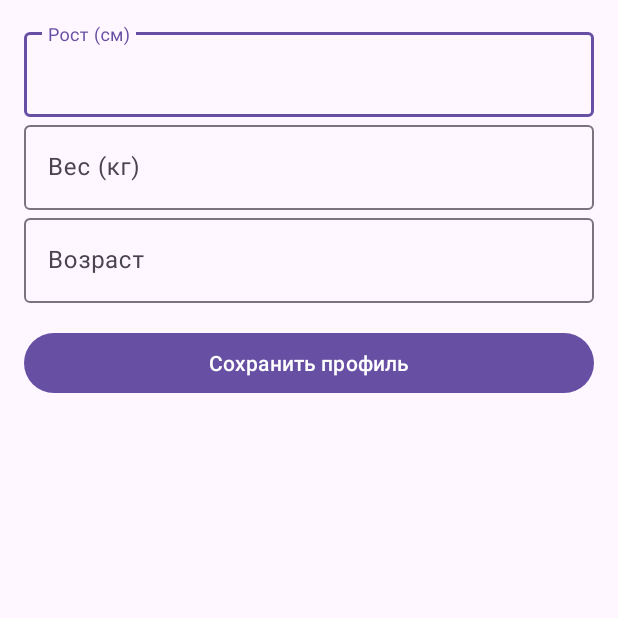
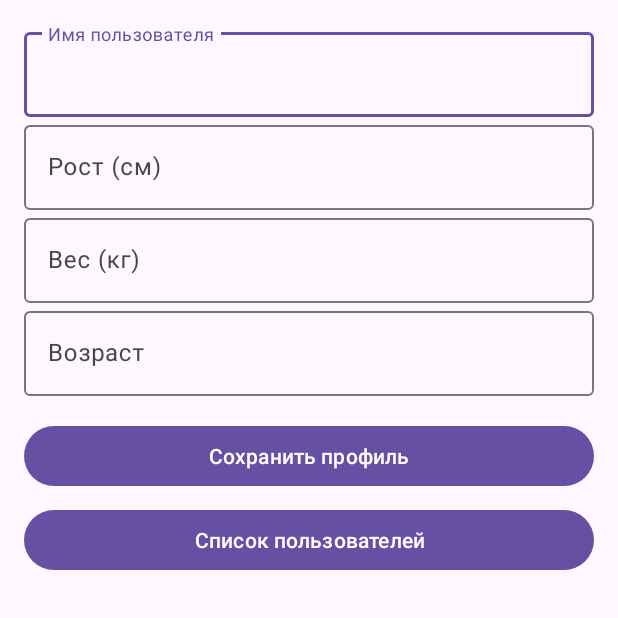
Before and after one commit to dioniskrasava/NuJo, an Android app: the screen it shows after launch (MainActivity), after a tap on "Сохранить профиль", on a phone screen of 412 x 824 dp, the top half of it. Run offline under Robolectric (Android 15) with nearby library versions, the phone set to English and light mode, and no system bars.

Commit message:
3 commit !

```diff
--- a/app/build.gradle.kts
+++ b/app/build.gradle.kts
@@ -38,6 +38,7 @@ android {
 dependencies {
 
     implementation("com.google.android.material:material:1.11.0")
+    implementation("com.google.code.gson:gson:2.10.1")
 
     implementation(libs.androidx.core.ktx)
     implementation(libs.androidx.appcompat)
--- a/app/src/main/AndroidManifest.xml
+++ b/app/src/main/AndroidManifest.xml
@@ -12,6 +12,9 @@
         android:supportsRtl="true"
         android:theme="@style/Theme.NuJo">
         <activity
+            android:name=".UserListActivity"
+            android:exported="false" />
+        <activity
             android:name=".MainActivity"
             android:exported="true">
             <intent-filter>
--- a/app/src/main/java/com/majo/nutjo/MainActivity.kt
+++ b/app/src/main/java/com/majo/nutjo/MainActivity.kt
@@ -1,101 +1,108 @@
 package com.majo.nutjo
 
+import android.content.Intent
 import android.content.SharedPreferences
 import androidx.appcompat.app.AppCompatActivity
 import android.os.Bundle
 import android.widget.Button
 import android.widget.Toast
 import com.google.android.material.textfield.TextInputEditText
+import com.google.gson.Gson
+import com.google.gson.reflect.TypeToken
 
 class MainActivity : AppCompatActivity() {
 
-    // Объявляем переменные для наших View-элементов
+    private lateinit var nameEditText: TextInputEditText
     private lateinit var heightEditText: TextInputEditText
     private lateinit var weightEditText: TextInputEditText
     private lateinit var ageEditText: TextInputEditText
     private lateinit var saveButton: Button
+    private lateinit var userListButton: Button
 
-    // Ключи для сохранения в SharedPreferences
-    private val prefsName = "UserProfilePrefs"
-    private val keyHeight = "key_height"
-    private val keyWeight = "key_weight"
-    private val keyAge = "key_age"
+    private val prefsName = "NutritionAppPrefs"
+    private val keyUsers = "key_users"
 
     override fun onCreate(savedInstanceState: Bundle?) {
         super.onCreate(savedInstanceState)
         setContentView(R.layout.activity_main)
 
-        // Находим наши View-элементы по ID и присваиваем переменным
+        initViews()
+        setupClickListeners()
+    }
+
+    private fun initViews() {
+        nameEditText = findViewById(R.id.nameEditText)
         heightEditText = findViewById(R.id.heightEditText)
         weightEditText = findViewById(R.id.weightEditText)
         ageEditText = findViewById(R.id.ageEditText)
         saveButton = findViewById(R.id.saveProfileButton)
+        userListButton = findViewById(R.id.userListButton)
+    }
 
-        // Загружаем сохраненные данные при запуске приложения
-        loadProfileData()
+    private fun setupClickListeners() {
+        saveButton.setOnClickListener {
+            saveUser()
+        }
 
-        // Вешаем обработчик нажатия на кнопку
-        saveButton.setOnClickListener {
-            saveProfileData()
+        userListButton.setOnClickListener {
+            // Переход на экран списка пользователей
+            val intent = Intent(this, UserListActivity::class.java)
+            startActivity(intent)
         }
     }
 
-    private fun saveProfileData() {
-        // Получаем текст из полей ввода и обрезаем пробелы по краям
+    private fun saveUser() {
+        val name = nameEditText.text.toString().trim()
         val heightText = heightEditText.text.toString().trim()
         val weightText = weightEditText.text.toString().trim()
         val ageText = ageEditText.text.toString().trim()
 
-        // Проверяем, что поля не пустые
-        if (heightText.isEmpty() || weightText.isEmpty() || ageText.isEmpty()) {
-            // Показываем пользователю маленькое всплывающее сообщение
+        if (name.isEmpty() || heightText.isEmpty() || weightText.isEmpty() || ageText.isEmpty()) {
             Toast.makeText(this, "Заполните все поля", Toast.LENGTH_SHORT).show()
-            return // Выходим из функции, если какое-то поле пустое
+            return
         }
 
-        // Преобразуем текст в числа. Используем безопасный вызов (?.)
         val height = heightText.toIntOrNull()
         val weight = weightText.toFloatOrNull()
         val age = ageText.toIntOrNull()
 
-        // Проверяем, что преобразование прошло успешно
         if (height == null || weight == null || age == null) {
             Toast.makeText(this, "Введите корректные числа", Toast.LENGTH_SHORT).show()
             return
         }
 
-        // Сохраняем данные в SharedPreferences
-        val prefs: SharedPreferences = getSharedPreferences(prefsName, MODE_PRIVATE)
-        val editor: SharedPreferences.Editor = prefs.edit()
+        val newUser = User(name, height, weight, age)
+        saveUserToSharedPreferences(newUser)
 
-        editor.putInt(keyHeight, height)
-        editor.putFloat(keyWeight, weight)
-        editor.putInt(keyAge, age)
-
-        // Применяем изменения
-        editor.apply()
-
-        // Сообщаем пользователю об успехе
-        Toast.makeText(this, "Профиль сохранен!", Toast.LENGTH_SHORT).show()
+        Toast.makeText(this, "Пользователь $name сохранен!", Toast.LENGTH_SHORT).show()
+        clearFields()
     }
 
-    private fun loadProfileData() {
-        // Загружаем данные из SharedPreferences
+    private fun saveUserToSharedPreferences(newUser: User) {
         val prefs: SharedPreferences = getSharedPreferences(prefsName, MODE_PRIVATE)
+        val usersJson = prefs.getString(keyUsers, "[]")
 
-        val savedHeight = prefs.getInt(keyHeight, 0) // 0 - значение по умолчанию
-        val savedWeight = prefs.getFloat(keyWeight, 0f)
-        val savedAge = prefs.getInt(keyAge, 0)
+        val gson = Gson()
+        val type = object : TypeToken<MutableList<User>>() {}.type
+        val usersList = gson.fromJson<MutableList<User>>(usersJson, type) ?: mutableListOf()
 
-        // Если данные есть (не равны 0), то устанавливаем их в поля ввода
-        if (savedHeight != 0) {
-            heightEditText.setText(savedHeight.toString())
+        // Проверяем, нет ли уже пользователя с таким именем
+        val existingUserIndex = usersList.indexOfFirst { it.name == newUser.name }
+        if (existingUserIndex != -1) {
+            usersList[existingUserIndex] = newUser // Обновляем существующего
+        } else {
+            usersList.add(newUser) // Добавляем нового
         }
-        if (savedWeight != 0f) {
-            weightEditText.setText(savedWeight.toString())
-        }
-        if (savedAge != 0) {
-            ageEditText.setText(savedAge.toString())
-        }
+
+        val editor = prefs.edit()
+        editor.putString(keyUsers, gson.toJson(usersList))
+        editor.apply()
+    }
+
+    private fun clearFields() {
+        nameEditText.text?.clear()
+        heightEditText.text?.clear()
+        weightEditText.text?.clear()
+        ageEditText.text?.clear()
     }
 }
--- a/app/src/main/res/layout/activity_main.xml
+++ b/app/src/main/res/layout/activity_main.xml
@@ -8,6 +8,19 @@
         android:layout_width="match_parent"
         android:layout_height="wrap_content"
         android:orientation="vertical">
+
+        <!-- Поле для имени пользователя -->
+        <com.google.android.material.textfield.TextInputLayout
+            android:layout_width="match_parent"
+            android:layout_height="wrap_content"
+            android:hint="Имя пользователя">
+
+            <com.google.android.material.textfield.TextInputEditText
+                android:id="@+id/nameEditText"
+                android:layout_width="match_parent"
+                android:layout_height="wrap_content"
+                android:inputType="text" />
+        </com.google.android.material.textfield.TextInputLayout>
 
         <!-- Поле для ввода роста -->
         <com.google.android.material.textfield.TextInputLayout
@@ -56,5 +69,13 @@
             android:layout_marginTop="16dp"
             android:text="Сохранить профиль" />
 
+        <!-- Кнопка для перехода к списку пользователей -->
+        <Button
+            android:id="@+id/userListButton"
+            android:layout_width="match_parent"
+            android:layout_height="wrap_content"
+            android:layout_marginTop="8dp"
+            android:text="Список пользователей" />
+
     </LinearLayout>
 </ScrollView>
```
Also changed, not shown: app/src/main/java/com/majo/nutjo/User.kt (added, +8 -0 lines), app/src/main/java/com/majo/nutjo/UserListActivity.kt (added, +120 -0 lines), app/src/main/res/layout/activity_user_list.xml (added, +30 -0 lines), app/src/main/res/layout/user_item.xml (added, +24 -0 lines).
